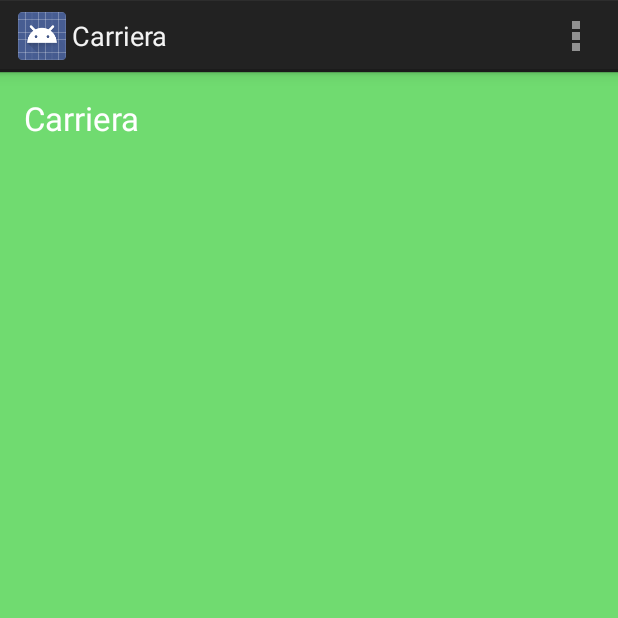
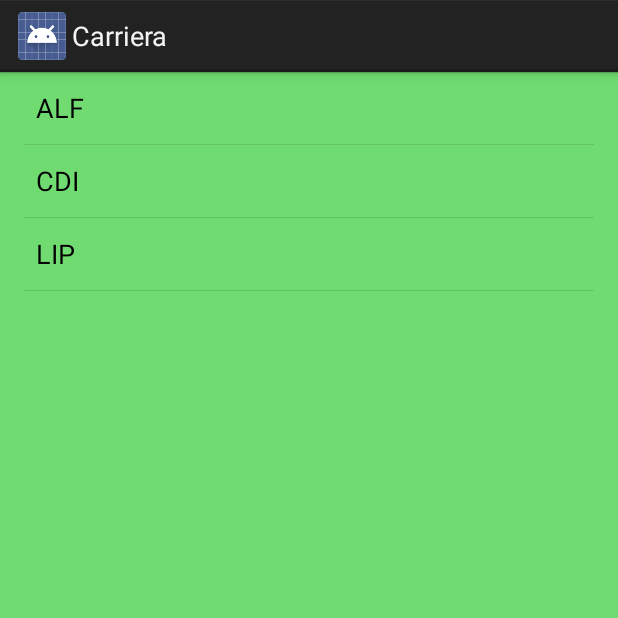
Before and after one commit to Ibbus93/IUM, an Android app: the screen it shows after launch (Carriera before the commit, EsameListActivity after it), after a tap on "Carriera", on a phone screen of 412 x 824 dp, the top half of it. Run offline under Robolectric (Android 15) with nearby library versions, the phone set to English and light mode, and no system bars.

Commit message:
Add ListFragment on Carriera

```diff
--- a/app/build.gradle
+++ b/app/build.gradle
@@ -21,4 +21,5 @@ android {
 
 dependencies {
     compile fileTree(dir: 'libs', include: ['*.jar'])
+    compile 'com.android.support:support-v4:20.0.0'
 }
--- /dev/null
+++ b/app/src/main/java/android/valarmorghulis/unica/it/uniapp/EsameListActivity.java
@@ -0,0 +1,83 @@
+package android.valarmorghulis.unica.it.uniapp;
+
+import android.content.Intent;
+import android.os.Bundle;
+import android.app.Activity;
+
+
+
+
+/**
+ * An activity representing a list of Esami. This activity
+ * has different presentations for handset and tablet-size devices. On
+ * handsets, the activity presents a list of items, which when touched,
+ * lead to a {@link EsameDetailActivity} representing
+ * item details. On tablets, the activity presents the list of items and
+ * item details side-by-side using two vertical panes.
+ * <p>
+ * The activity makes heavy use of fragments. The list of items is a
+ * {@link EsameListFragment} and the item details
+ * (if present) is a {@link EsameDetailFragment}.
+ * <p>
+ * This activity also implements the required
+ * {@link EsameListFragment.Callbacks} interface
+ * to listen for item selections.
+ */
+public class EsameListActivity extends Activity
+        implements EsameListFragment.Callbacks {
+
+    /**
+     * Whether or not the activity is in two-pane mode, i.e. running on a tablet
+     * device.
+     */
+    private boolean mTwoPane;
+
+    @Override
+    protected void onCreate(Bundle savedInstanceState) {
+        super.onCreate(savedInstanceState);
+        setContentView(R.layout.activity_esame_list);
+
+        if (findViewById(R.id.esame_detail_container) != null) {
+            // The detail container view will be present only in the
+            // large-screen layouts (res/values-large and
+            // res/values-sw600dp). If this view is present, then the
+            // activity should be in two-pane mode.
+            mTwoPane = true;
+
+            // In two-pane mode, list items should be given the
+            // 'activated' state when touched.
+            ((EsameListFragment) getFragmentManager()
+                    .findFragmentById(R.id.esame_list))
+                    .setActivateOnItemClick(true);
+        }
+
+        // TODO: If exposing deep links into your app, handle intents here.
+    }
+
+    /**
+     * Callback method from {@link EsameListFragment.Callbacks}
+     * indicating that the item with the given ID was selected.
+     */
+    @Override
+    public void onItemSelected(String id) {
+        if (mTwoPane) {
+            // In two-pane mode, show the detail view in this activity by
+            // adding or replacing the detail fragment using a
+            // fragment transaction.
+            Bundle arguments = new Bundle();
+            arguments.putString(EsameDetailFragment.ARG_ITEM_ID, id);
+            EsameDetailFragment fragment = new EsameDetailFragment();
+            fragment.setArguments(arguments);
+            getFragmentManager().beginTransaction()
+                    .replace(R.id.esame_detail_container, fragment)
+                    .commit();
+
+        } else {
+            // In single-pane mode, simply start the detail activity
+            // for the selected item ID.
+            Intent detailIntent = new Intent(this, EsameDetailActivity.class);
+            detailIntent.putExtra(EsameDetailFragment.ARG_ITEM_ID, id);
+            startActivity(detailIntent);
+        }
+    }
+}
--- /dev/null
+++ b/app/src/main/java/android/valarmorghulis/unica/it/uniapp/EsameListFragment.java
@@ -0,0 +1,152 @@
+package android.valarmorghulis.unica.it.uniapp;
+
+import android.app.Activity;
+import android.os.Bundle;
+import android.app.ListFragment;
+import android.view.View;
+import android.widget.ArrayAdapter;
+import android.widget.ListView;
+
+
+import android.valarmorghulis.unica.it.uniapp.dummy.DummyContent;
+
+/**
+ * A list fragment representing a list of Esami. This fragment
+ * also supports tablet devices by allowing list items to be given an
+ * 'activated' state upon selection. This helps indicate which item is
+ * currently being viewed in a {@link EsameDetailFragment}.
+ * <p>
+ * Activities containing this fragment MUST implement the {@link Callbacks}
+ * interface.
+ */
+public class EsameListFragment extends ListFragment {
+
+    /**
+     * The serialization (saved instance state) Bundle key representing the
+     * activated item position. Only used on tablets.
+     */
+    private static final String STATE_ACTIVATED_POSITION = "activated_position";
+
+    /**
+     * The fragment's current callback object, which is notified of list item
+     * clicks.
+     */
+    private Callbacks mCallbacks = sDummyCallbacks;
+
+    /**
+     * The current activated item position. Only used on tablets.
+     */
+    private int mActivatedPosition = ListView.INVALID_POSITION;
+
+    /**
+     * A callback interface that all activities containing this fragment must
+     * implement. This mechanism allows activities to be notified of item
+     * selections.
+     */
+    public interface Callbacks {
+        /**
+         * Callback for when an item has been selected.
+         */
+        public void onItemSelected(String id);
+    }
+
+    /**
+     * A dummy implementation of the {@link Callbacks} interface that does
+     * nothing. Used only when this fragment is not attached to an activity.
+     */
+    private static Callbacks sDummyCallbacks = new Callbacks() {
+        @Override
+        public void onItemSelected(String id) {
+        }
+    };
+
+    /**
+     * Mandatory empty constructor for the fragment manager to instantiate the
+     * fragment (e.g. upon screen orientation changes).
+     */
+    public EsameListFragment() {
+    }
+
+    @Override
+    public void onCreate(Bundle savedInstanceState) {
+        super.onCreate(savedInstanceState);
+
+        // TODO: replace with a real list adapter.
+        setListAdapter(new ArrayAdapter<DummyContent.DummyItem>(
+                getActivity(),
+                android.R.layout.simple_list_item_activated_1,
+                android.R.id.text1,
+                DummyContent.ITEMS));
+    }
+
+    @Override
+    public void onViewCreated(View view, Bundle savedInstanceState) {
+        super.onViewCreated(view, savedInstanceState);
+
+        // Restore the previously serialized activated item position.
+        if (savedInstanceState != null
+                && savedInstanceState.containsKey(STATE_ACTIVATED_POSITION)) {
+            setActivatedPosition(savedInstanceState.getInt(STATE_ACTIVATED_POSITION));
+        }
+    }
+
+    @Override
+    public void onAttach(Activity activity) {
+        super.onAttach(activity);
+
+        // Activities containing this fragment must implement its callbacks.
+        if (!(activity instanceof Callbacks)) {
+            throw new IllegalStateException("Activity must implement fragment's callbacks.");
+        }
+
+        mCallbacks = (Callbacks) activity;
+    }
+
+    @Override
+    public void onDetach() {
+        super.onDetach();
+
+        // Reset the active callbacks interface to the dummy implementation.
+        mCallbacks = sDummyCallbacks;
+    }
+
+    @Override
+    public void onListItemClick(ListView listView, View view, int position, long id) {
+        super.onListItemClick(listView, view, position, id);
+
+        // Notify the active callbacks interface (the activity, if the
+        // fragment is attached to one) that an item has been selected.
+        mCallbacks.onItemSelected(DummyContent.ITEMS.get(position).id);
+    }
+
+    @Override
+    public void onSaveInstanceState(Bundle outState) {
+        super.onSaveInstanceState(outState);
+        if (mActivatedPosition != ListView.INVALID_POSITION) {
+            // Serialize and persist the activated item position.
+            outState.putInt(STATE_ACTIVATED_POSITION, mActivatedPosition);
+        }
+    }
+
+    /**
+     * Turns on activate-on-click mode. When this mode is on, list items will be
+     * given the 'activated' state when touched.
+     */
+    public void setActivateOnItemClick(boolean activateOnItemClick) {
+        // When setting CHOICE_MODE_SINGLE, ListView will automatically
+        // give items the 'activated' state when touched.
+        getListView().setChoiceMode(activateOnItemClick
+                ? ListView.CHOICE_MODE_SINGLE
+                : ListView.CHOICE_MODE_NONE);
+    }
+
+    private void setActivatedPosition(int position) {
+        if (position == ListView.INVALID_POSITION) {
+            getListView().setItemChecked(mActivatedPosition, false);
+        } else {
+            getListView().setItemChecked(position, true);
+        }
+
+        mActivatedPosition = position;
+    }
+}
--- a/app/src/main/java/android/valarmorghulis/unica/it/uniapp/MainActivity.java
+++ b/app/src/main/java/android/valarmorghulis/unica/it/uniapp/MainActivity.java
@@ -74,7 +74,8 @@ public class MainActivity extends Activity {
 
     private void goCarriera(){
         Log.d(TAG_LOG, "Carriera clicked");
-        final Intent carrieraIntent = new Intent(this, Carriera.class);
+        //final Intent carrieraIntent = new Intent(this, Carriera.class);
+        final Intent carrieraIntent = new Intent(this, EsameListActivity.class);
         startActivity(carrieraIntent);
     }
 
--- /dev/null
+++ b/app/src/main/java/android/valarmorghulis/unica/it/uniapp/dummy/DummyContent.java
@@ -0,0 +1,63 @@
+package android.valarmorghulis.unica.it.uniapp.dummy;
+
+import java.util.ArrayList;
+import java.util.HashMap;
+import java.util.List;
+import java.util.Map;
+
+/**
+ * Helper class for providing sample nameExam for user interfaces created by
+ * Android template wizards.
+ * <p>
+ * TODO: Replace all uses of this class before publishing your app.
+ */
+public class DummyContent {
+
+    /**
+     * An array of sample (dummy) items.
+     */
+    public static List<DummyItem> ITEMS = new ArrayList<DummyItem>();
+
+    /**
+     * A map of sample (dummy) items, by ID.
+     */
+    public static Map<String, DummyItem> ITEM_MAP = new HashMap<String, DummyItem>();
+
+    static {
+        // Add 3 sample items.
+        addItem(new DummyItem("1", "Automi e Linguaggi Formali", "ALF", "Massimo Bartoletti", "12/11/13", 30));
+        addItem(new DummyItem("2", "Calcolo Differenziale e Integrale", "CDI", "Vasilis Todor", "07/06/2012", 29));
+        addItem(new DummyItem("3", "Linguaggi di Programmazione", "LIP", "G.M.Pinna", "28/02/2014", 0));
+    }
+
+    private static void addItem(DummyItem item) {
+        ITEMS.add(item);
+        ITEM_MAP.put(item.id, item);
+    }
+
+    /**
+     * A dummy item representing a piece of nameExam.
+     */
+    public static class DummyItem {
+        public String id;
+        public String completeNameExam;
+        public String nameExam;
+        public String nameProf;
+        public String dateExam;
+        public int grade;
+
+        public DummyItem(String id, String completeNameExam, String nameExam, String nameProf, String dateExam, int grade) {
+            this.id = id;
+            this.completeNameExam = completeNameExam;
+            this.nameExam = nameExam;
+            this.nameProf = nameProf;
+            this.dateExam = dateExam;
+            this.grade = grade;
+        }
+
+        @Override
+        public String toString() {
+            return nameExam;
+        }
+    }
+}
--- /dev/null
+++ b/app/src/main/res/layout/activity_esame_list.xml
@@ -0,0 +1,20 @@
+<RelativeLayout xmlns:android="http://schemas.android.com/apk/res/android"
+    xmlns:tools="http://schemas.android.com/tools"
+    android:layout_width="match_parent"
+    android:layout_height="match_parent"
+    tools:context="android.valarmorghulis.unica.it.uniapp.Carriera"
+    android:background="@color/green"
+    android:textColor="@color/white"
+    >
+
+    <fragment xmlns:android="http://schemas.android.com/apk/res/android"
+        xmlns:tools="http://schemas.android.com/tools"
+        android:id="@+id/esame_list"
+        android:name="android.valarmorghulis.unica.it.uniapp.EsameListFragment"
+        android:layout_width="match_parent"
+        android:layout_height="match_parent"
+        android:layout_marginLeft="16dp"
+        android:layout_marginRight="16dp"
+        tools:context="android.valarmorghulis.unica.it.uniapp.EsameListActivity"
+        tools:layout="@android:layout/list_content" />
+</RelativeLayout>
--- a/app/src/main/res/layout/activity_main.xml
+++ b/app/src/main/res/layout/activity_main.xml
@@ -48,7 +48,7 @@
         android:id="@+id/statistiche_button"
         android:layout_alignTop="@+id/stima_button"
         android:layout_alignStart="@+id/piano_studi_button"
-        android:background="@color/pink"
+        android:background="@color/orange"
         android:textColor="@color/white"
         />
 
--- a/app/src/main/res/layout/activity_statistiche.xml
+++ b/app/src/main/res/layout/activity_statistiche.xml
@@ -7,7 +7,7 @@
     android:paddingTop="@dimen/activity_vertical_margin"
     android:paddingBottom="@dimen/activity_vertical_margin"
     tools:context="android.valarmorghulis.unica.it.uniapp.Statistiche"
-    android:background="@color/pink">
+    android:background="@color/orange">
 
     <TextView
         android:text="@string/statistiche"
--- a/app/src/main/res/values/strings.xml
+++ b/app/src/main/res/values/strings.xml
@@ -1,7 +1,7 @@
 <?xml version="1.0" encoding="utf-8"?>
 <resources>
 
-    <string name="app_name">uniApp</string>
+    <string name="app_name">UniApp</string>
     <string name="hello_world">Hello world!</string>
     <string name="action_settings">Settings</string>
     <string name="title_activity_splash">SplashActivity</string>
@@ -25,4 +25,7 @@
     <color name="green">#70DB70</color>
     <color name="blue">#0066FF</color>
 
+    <string name="title_esame_list">Esami</string>
+    <string name="title_esame_detail">Esame Detail</string>
+
 </resources>
```
Also changed, not shown: app/src/main/AndroidManifest.xml (+26 -14 lines), app/src/main/java/android/valarmorghulis/unica/it/uniapp/EsameDetailActivity.java (added, +73 -0 lines), app/src/main/java/android/valarmorghulis/unica/it/uniapp/EsameDetailFragment.java (added, +84 -0 lines), app/src/main/res/layout/activity_esame_detail.xml (added, +73 -0 lines), app/src/main/res/layout/activity_esame_twopane.xml (added, +38 -0 lines), app/src/main/res/layout/fragment_esame_detail.xml (added, +39 -0 lines), app/src/main/res/values-large/refs.xml (added, +10 -0 lines), app/src/main/res/values-sw600dp/refs.xml (added, +10 -0 lines), 16 other files.
